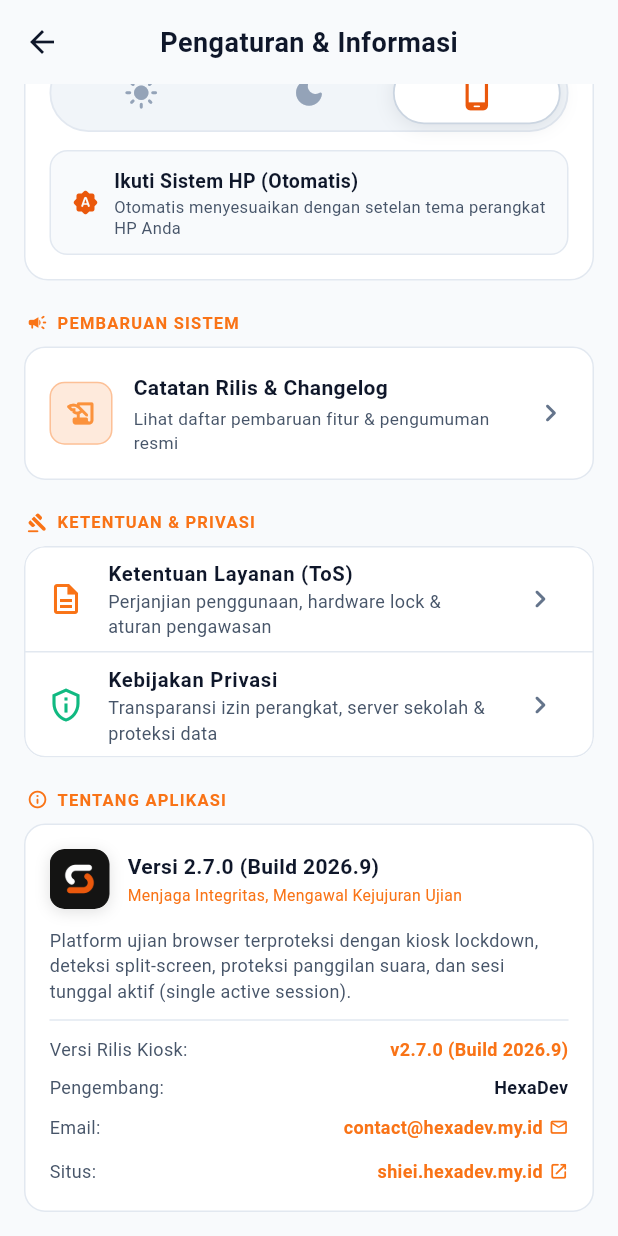
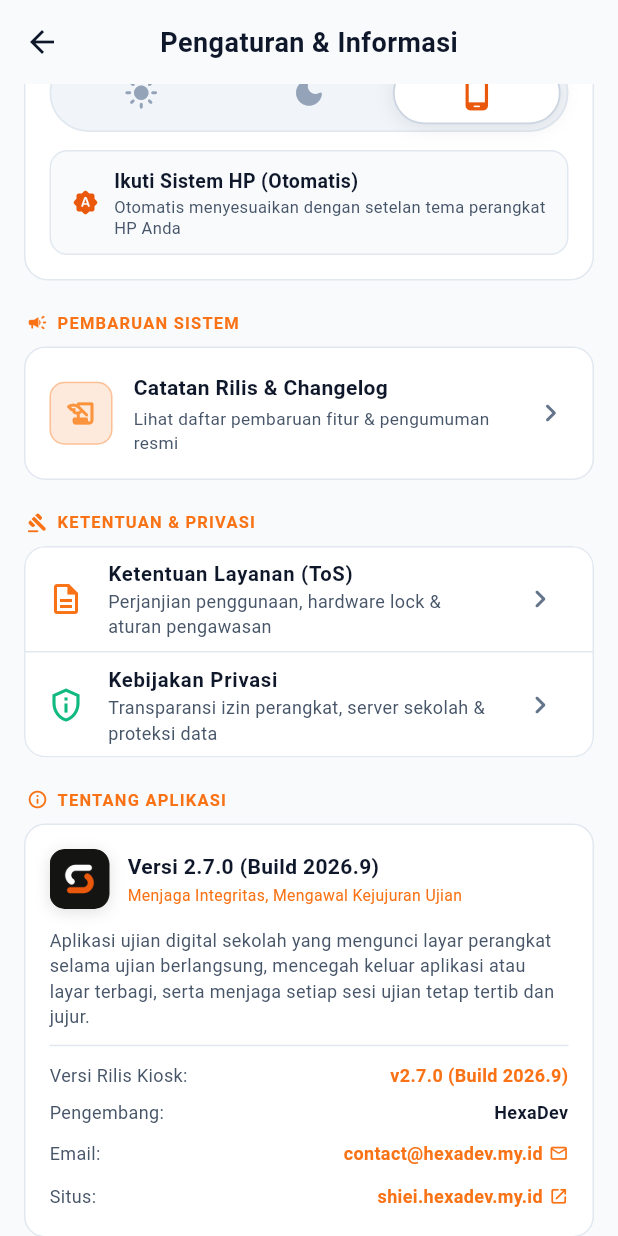
Before and after one commit to bimbap/shiei-exam-mobile-app, a Flutter app: the SettingsScreen screen opened by its route, scrolled down 788 dp, on a phone screen of 412 x 824 dp. Run offline on Flutter 3.47's test engine with Material 3 defaults, Android fonts, the phone set to English and light mode, and no system bars; our stand-ins replace audioplayers, device_info_plus, dio, flutter_secure_storage, package_info_plus, qr_flutter and 1 more; missing offline and left inert: excel, file_selector, flutter_inappwebview, mobile_scanner; accounts and stored records are empty.

Commit message:
copy(settings): simplify About Shiei description for teachers and students

```diff
--- a/lib/features/settings/settings_screen.dart
+++ b/lib/features/settings/settings_screen.dart
@@ -1647,7 +1647,7 @@ class _SettingsScreenState extends State<SettingsScreen> {
                 ),
                 const SizedBox(height: 12),
                 Text(
-                  'Platform ujian browser terproteksi dengan kiosk lockdown, deteksi split-screen, proteksi panggilan suara, dan sesi tunggal aktif (single active session).',
+                  'Aplikasi ujian digital sekolah yang mengunci layar perangkat selama ujian berlangsung, mencegah keluar aplikasi atau layar terbagi, serta menjaga setiap sesi ujian tetap tertib dan jujur.',
                   style: TextStyle(fontSize: 12, color: textColor, height: 1.4),
                 ),
                 Divider(color: dividerColor, height: 22),
```
